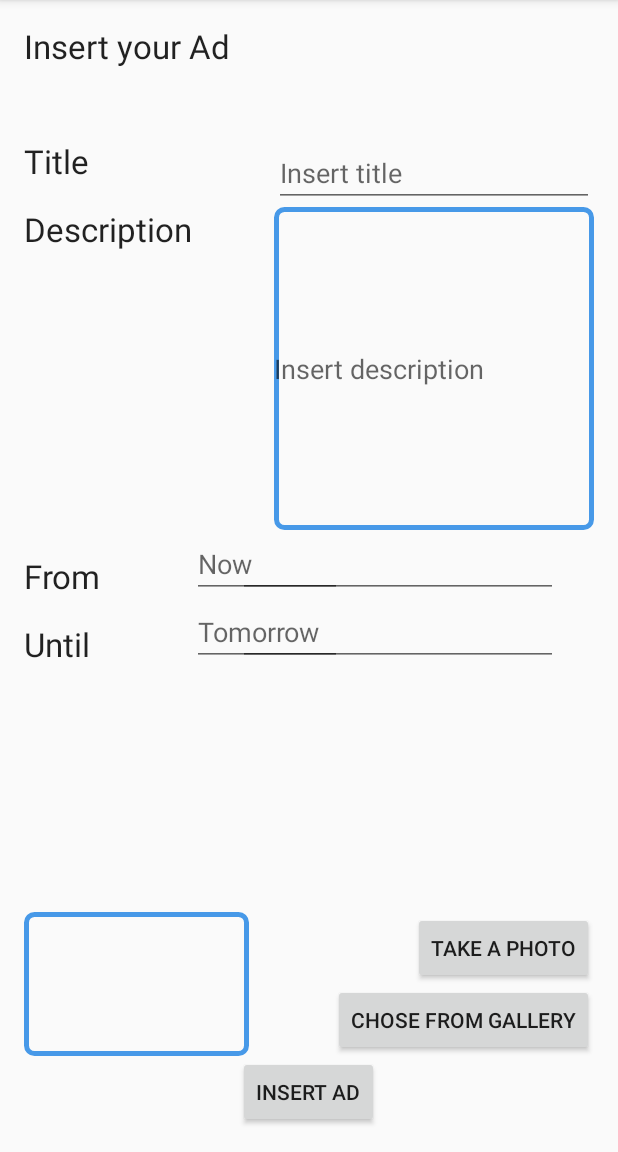
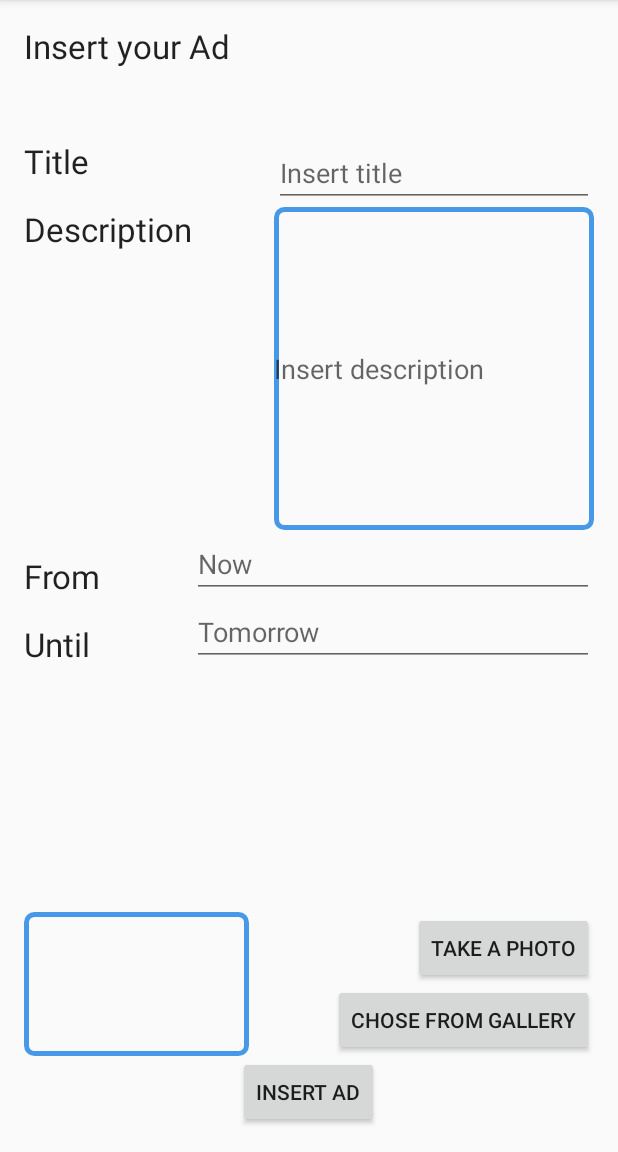
Before and after one commit to PP90/ProximityMarketProject, an Android app: the InsertAd screen opened directly, with no data from a screen before it, on a phone screen of 412 x 824 dp, the part 84-1236 px from its top. Run offline under Robolectric (Android 15) with nearby library versions, the phone set to English and light mode, and no system bars.

Commit message:
The date and the time can be added in the edit text through the time and date picker.

```diff
--- a/app/src/main/java/com/example/p3/myapp/ActivitiesPackage/InsertAd.java
+++ b/app/src/main/java/com/example/p3/myapp/ActivitiesPackage/InsertAd.java
@@ -1,20 +1,34 @@
 package com.example.p3.myapp.ActivitiesPackage;
 
+import android.app.DatePickerDialog;
+import android.app.Dialog;
+import android.app.TimePickerDialog;
 import android.media.Image;
 import android.os.AsyncTask;
+import android.support.v4.app.DialogFragment;
 import android.support.v7.app.AppCompatActivity;
 import android.os.Bundle;
+import android.text.format.DateFormat;
+import android.util.Log;
 import android.view.View;
 import android.widget.Button;
+import android.widget.DatePicker;
 import android.widget.EditText;
+import android.widget.TimePicker;
 
 import com.example.p3.myapp.ConnectionToServer;
 import com.example.p3.myapp.R;
 
 import java.lang.reflect.Array;
 import java.util.ArrayList;
+import java.util.Calendar;
 
 public class InsertAd extends AppCompatActivity implements View.OnClickListener {
+
+   static EditText dateEditFrom;
+   static EditText dateEditUntil;
+    static boolean fromSelected;
+    static boolean untilSelected;
 
     @Override
     protected void onCreate(Bundle savedInstanceState) {
@@ -22,6 +36,35 @@ public class InsertAd extends AppCompatActivity implements View.OnClickListener
         setContentView(R.layout.activity_insert_ad);
         Button sendAd=(Button) findViewById(R.id.buttonSendAd);
         sendAd.setOnClickListener(this);
+        fromSelected=false;
+        untilSelected=false;
+        dateEditFrom=(EditText)findViewById(R.id.FromEditText);
+        dateEditUntil=(EditText)findViewById(R.id.UntilEditText);
+        dateEditFrom.setOnClickListener(this);
+        dateEditFrom.setOnFocusChangeListener(new View.OnFocusChangeListener() {
+            @Override
+            public void onFocusChange(View v, boolean hasFocus) {
+                if(hasFocus){
+                    fromSelected=true;
+                    untilSelected=false;
+                    Log.i("TAG", "OneFocus From");
+                    showTimePickerDialog(v);
+                    showDatePickerDialog(v);
+                }
+            }
+        });
+        dateEditUntil.setOnFocusChangeListener(new View.OnFocusChangeListener() {
+            @Override
+            public void onFocusChange(View v, boolean hasFocus) {
+                if(hasFocus){
+                    Log.i("TAG", "OneFrom Until");
+                    fromSelected=false;
+                    untilSelected=true;
+                    showTimePickerDialog(v);
+                    showDatePickerDialog(v);
+                }
+            }
+        });
     }
 
 
@@ -41,13 +84,24 @@ public class InsertAd extends AppCompatActivity implements View.OnClickListener
     public void onClick(View v) {
         int idView=v.getId();
         switch(idView){
+
             case R.id.buttonSendAd:
                 RegisterNewAd registerNewAd=new RegisterNewAd();
-
                 registerNewAd.execute(getAdTitle(),  getAdDescription());
                 break;
 
+
         }
+    }
+
+    public void showTimePickerDialog(View v) {
+        DialogFragment newFragment = new TimePickerFragment();
+        newFragment.show(getSupportFragmentManager(), "timePicker");
+    }
+
+    public void showDatePickerDialog(View v) {
+        DialogFragment newFragment = new DatePickerFragment();
+        newFragment.show(getSupportFragmentManager(), "datePicker");
     }
 
     private class UploadPhoto extends  AsyncTask<Image, Void, Integer>{
@@ -79,4 +133,49 @@ public class InsertAd extends AppCompatActivity implements View.OnClickListener
             return -1;
         }
     }
+
+    public static class  DatePickerFragment extends DialogFragment implements
+            DatePickerDialog.OnDateSetListener {
+
+        @Override
+        public Dialog onCreateDialog(Bundle savedInstanceState) {
+
+            // Use the current date as the default date in the picker
+            final Calendar c = Calendar.getInstance();
+            int year = c.get(Calendar.YEAR);
+            int month = c.get(Calendar.MONTH);
+            int day = c.get(Calendar.DAY_OF_MONTH);
+
+            // Create a new instance of DatePickerDialog and return it
+            return new DatePickerDialog(getActivity(), this, year, month, day);
+        }
+
+        public void onDateSet(DatePicker view, int year, int month, int day) {
+            // Do something with the date chosen by the user
+            if(fromSelected) dateEditFrom.setText(day + "/" + (month + 1) + "/" + year);
+            if(untilSelected) dateEditUntil.setText(day + "/" + (month + 1) + "/" + year);
+        }
+    }
+
+
+    public static class TimePickerFragment extends DialogFragment implements
+            TimePickerDialog.OnTimeSetListener {
+
+        @Override
+        public Dialog onCreateDialog(Bundle savedInstanceState) {
+            // Use the current time as the default values for the picker
+            final Calendar c = Calendar.getInstance();
+            int hour = c.get(Calendar.HOUR_OF_DAY);
+            int minute = c.get(Calendar.MINUTE);
+
+            // Create a new instance of TimePickerDialog and return it
+            return new TimePickerDialog(getActivity(), this, hour, minute,
+                    DateFormat.is24HourFormat(getActivity()));
+        }
+
+        public void onTimeSet(TimePicker view, int hourOfDay, int minute) {
+            if(fromSelected) dateEditFrom.setText(dateEditFrom.getText() + " -" + hourOfDay + ":" + minute);
+            if(untilSelected) dateEditUntil.setText(dateEditUntil.getText() + " -" + hourOfDay + ":" + minute);
+        }
+    }
 }
--- a/app/src/main/res/layout/activity_insert_ad.xml
+++ b/app/src/main/res/layout/activity_insert_ad.xml
@@ -131,7 +131,8 @@
         android:id="@+id/FromEditText"
         android:layout_alignBottom="@+id/textView4"
         android:layout_toRightOf="@+id/textView2"
-         />
+        android:layout_alignRight="@+id/button"
+        android:layout_alignEnd="@+id/button" />
 
     <EditText
         android:layout_width="120dp"
@@ -146,26 +147,6 @@
         android:layout_alignRight="@+id/FromEditText"
         android:layout_alignEnd="@+id/FromEditText" />
 
-    <EditText
-        android:layout_width="wrap_content"
-        android:layout_height="wrap_content"
-        android:inputType="time"
-        android:ems="10"
-        android:id="@+id/editText2"
-        android:layout_alignTop="@+id/FromEditText"
-        android:layout_alignLeft="@+id/editText3"
-        android:layout_alignStart="@+id/editText3" />
-
-    <EditText
-        android:layout_width="wrap_content"
-        android:layout_height="wrap_content"
-        android:inputType="time"
-        android:ems="10"
-        android:id="@+id/editText3"
-        android:layout_below="@+id/FromEditText"
-        android:layout_alignLeft="@+id/buttonSendAd"
-        android:layout_alignStart="@+id/buttonSendAd" />
-
     <ImageView
         android:layout_width="150dp"
         android:layout_height="100dp"
```
Also changed, not shown: app/src/main/java/com/example/p3/myapp/ActivitiesPackage/DatePickerFragment.java (deleted, +0 -33 lines), app/src/main/java/com/example/p3/myapp/ActivitiesPackage/TimePickerFragment.java (deleted, +0 -34 lines).
